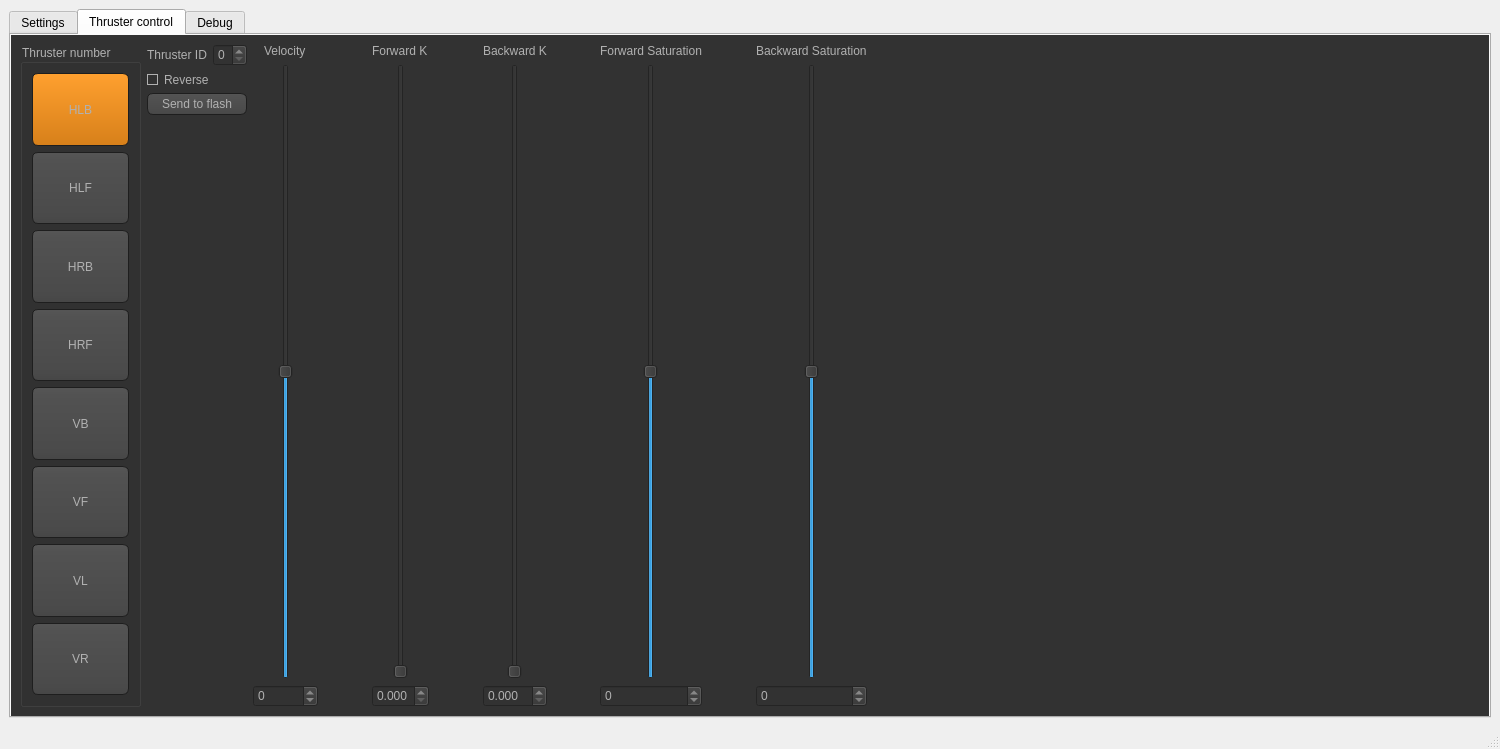
Before: the Qt Designer form mainwindow.ui in hidronautics/control, drawn with Qt 5.
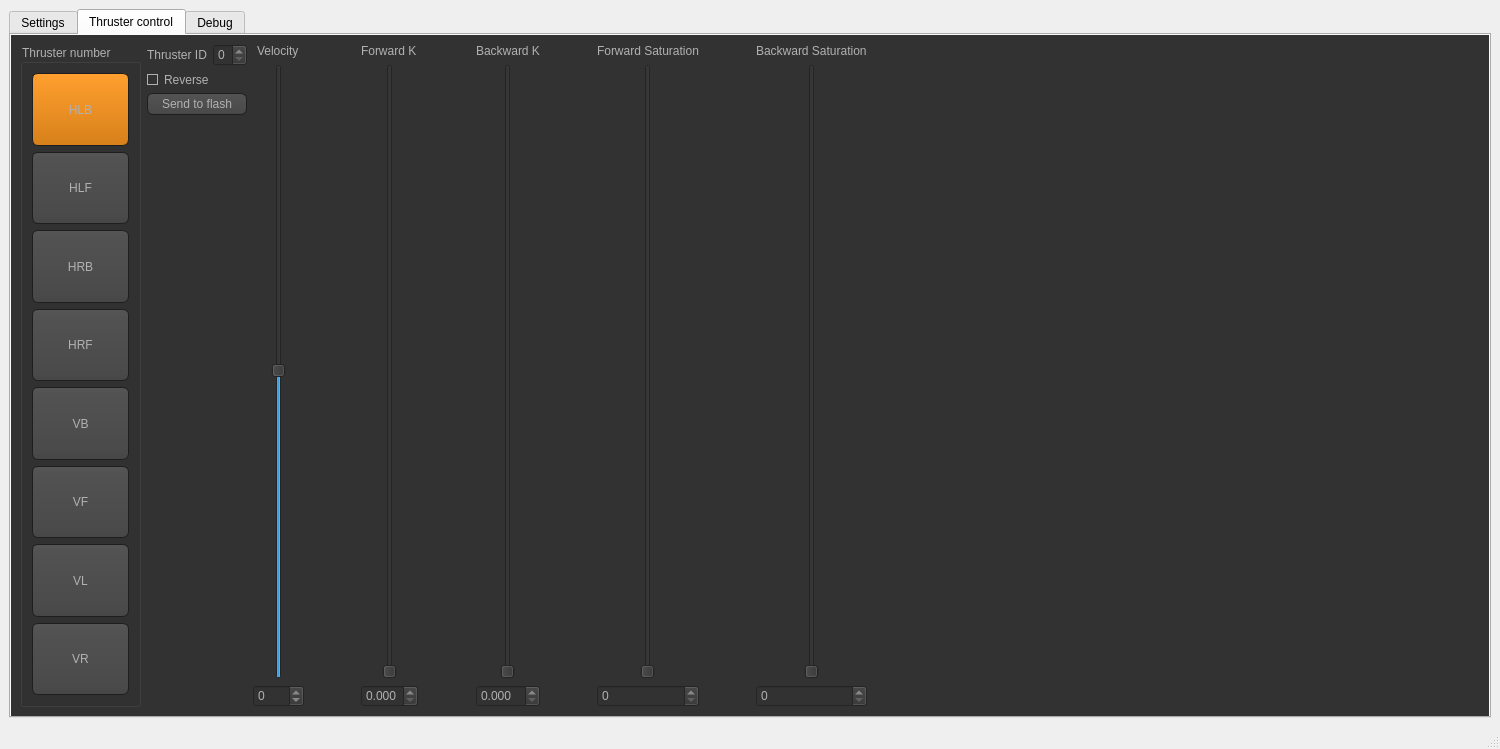
After: the same form once the commit is applied. Icons and pictures are not drawn.

```diff
--- a/mainwindow.ui
+++ b/mainwindow.ui
@@ -1892,10 +1892,10 @@
               <item alignment="Qt::AlignHCenter">
                <widget class="QSlider" name="verticalSliderVelocity">
                 <property name="minimum">
-                 <number>-32768</number>
+                 <number>-128</number>
                 </property>
                 <property name="maximum">
-                 <number>32767</number>
+                 <number>127</number>
                 </property>
                 <property name="singleStep">
                  <number>1</number>
@@ -1908,10 +1908,10 @@
               <item>
                <widget class="QSpinBox" name="spinBoxVelocity">
                 <property name="minimum">
-                 <number>-32768</number>
+                 <number>-128</number>
                 </property>
                 <property name="maximum">
-                 <number>32767</number>
+                 <number>127</number>
                 </property>
                </widget>
               </item>
@@ -2039,10 +2039,10 @@
               <item alignment="Qt::AlignHCenter">
                <widget class="QSlider" name="verticalSliderForwardSaturation">
                 <property name="minimum">
-                 <number>-32768</number>
+                 <number>0</number>
                 </property>
                 <property name="maximum">
-                 <number>32767</number>
+                 <number>127</number>
                 </property>
                 <property name="orientation">
                  <enum>Qt::Vertical</enum>
@@ -2052,10 +2052,10 @@
               <item>
                <widget class="QSpinBox" name="spinBoxForwardSaturation">
                 <property name="minimum">
-                 <number>-32768</number>
+                 <number>0</number>
                 </property>
                 <property name="maximum">
-                 <number>32767</number>
+                 <number>127</number>
                 </property>
                </widget>
               </item>
@@ -2086,10 +2086,10 @@
               <item alignment="Qt::AlignHCenter">
                <widget class="QSlider" name="verticalSliderBarkwardSaturation">
                 <property name="minimum">
-                 <number>-32768</number>
+                 <number>0</number>
                 </property>
                 <property name="maximum">
-                 <number>32767</number>
+                 <number>127</number>
                 </property>
                 <property name="orientation">
                  <enum>Qt::Vertical</enum>
@@ -2099,10 +2099,10 @@
               <item>
                <widget class="QSpinBox" name="spinBoxBarkwardSaturation">
                 <property name="minimum">
-                 <number>-32768</number>
+                 <number>0</number>
                 </property>
                 <property name="maximum">
-                 <number>32767</number>
+                 <number>127</number>
                 </property>
                </widget>
               </item>
```
